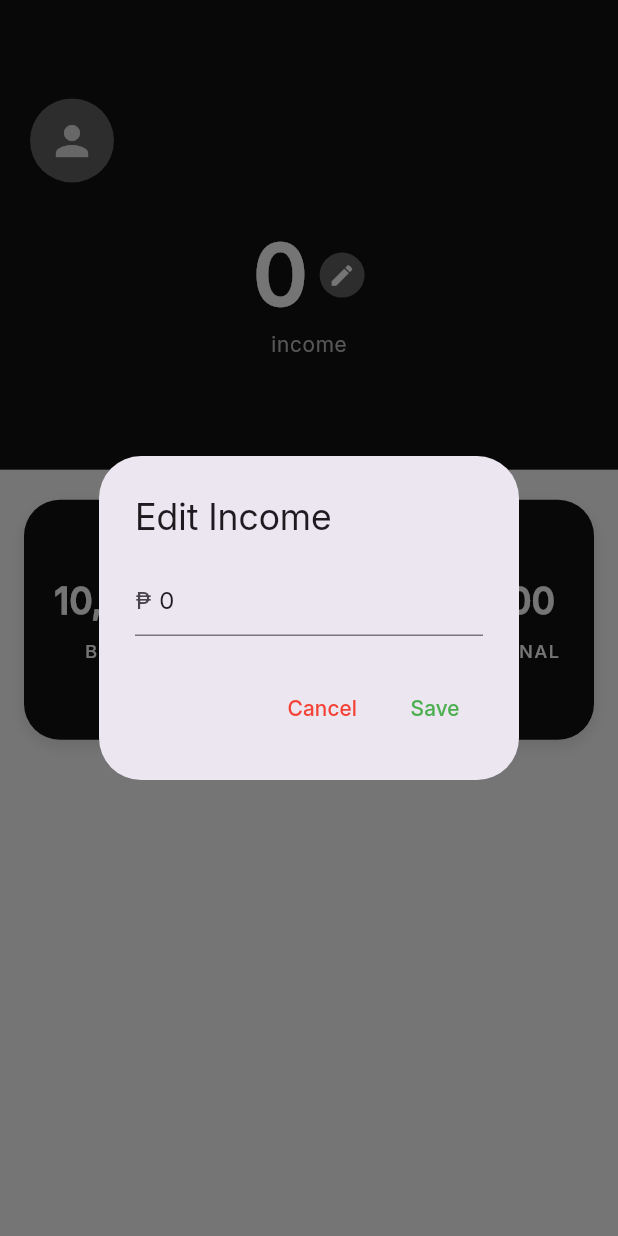
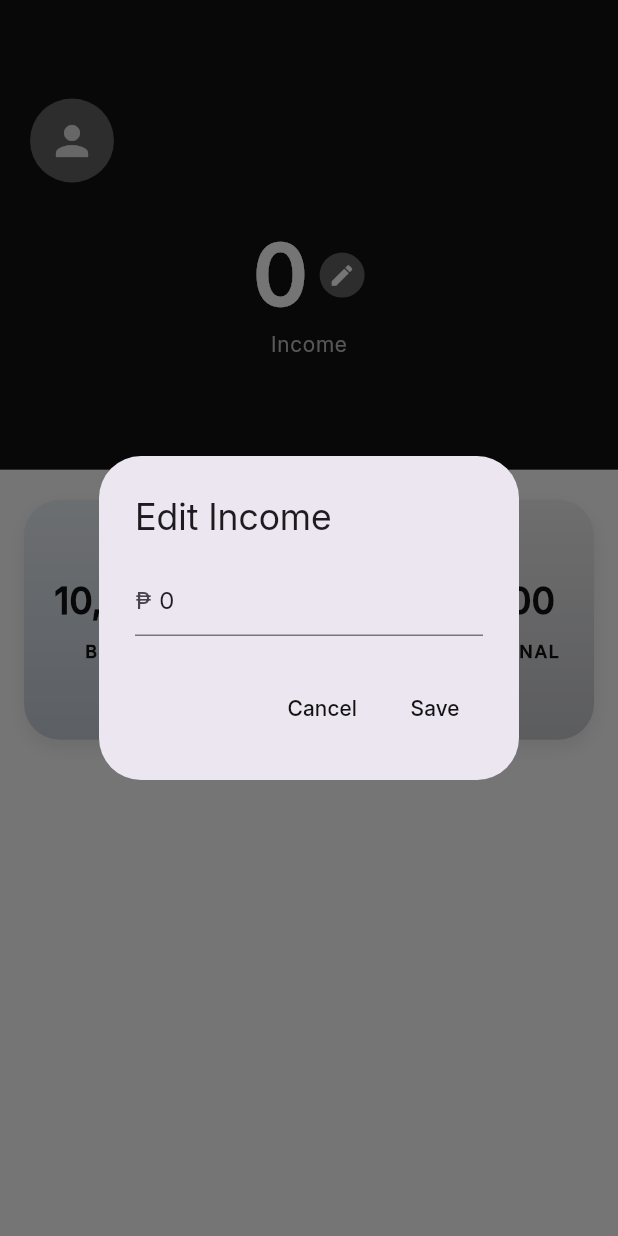
Before and after one commit to wbcjep0108/Journey-To-Balance, a Flutter app: the HomePage screen opened directly, after a tap on the "edit" icon, on a phone screen of 412 x 824 dp. Run offline on Flutter 3.47's test engine with Material 3 defaults, Android fonts, the phone set to English and light mode, and no system bars; our stand-ins replace firebase_auth, firebase_core, google_sign_in; accounts and stored records are empty.

Commit message:
added some color gradient

```diff
--- a/lib/screens/home/home_page.dart
+++ b/lib/screens/home/home_page.dart
@@ -32,7 +32,7 @@ class _HomePageState extends State<HomePage> {
           TextButton(
             onPressed: () => Navigator.pop(context),
             style: TextButton.styleFrom(
-              foregroundColor: Colors.red, // Cancel text color
+              foregroundColor:  const Color(0xFF121212),
             ),
             child: const Text('Cancel'),
           ),
@@ -45,7 +45,7 @@ class _HomePageState extends State<HomePage> {
               Navigator.pop(context);
             },
              style: TextButton.styleFrom(
-             foregroundColor: Colors.green,),
+             foregroundColor:  const Color(0xFF121212),),
             child: const Text('Save'),
           ),
         ],
@@ -159,7 +159,7 @@ class _HomePageState extends State<HomePage> {
                         const SizedBox(height: 8),
                         // Label below balance
                         Text(
-                          'income',
+                          'Income',
                           style: TextStyle(
                             fontSize: 14,
                             fontWeight: FontWeight.w400,
@@ -186,24 +186,34 @@ class _HomePageState extends State<HomePage> {
                     child: _BuildGridCard(
                       amount: '10,000',
                       label: 'BILLS',
+                      gradientColors: const [
+                        Color(0xFFEBF0F5),
+                        Color(0xFFC8D1DC),
+                      ],
                     ),
                   ),
                   const SizedBox(width: 12),
 
-                  // Savings Card
                   Expanded(
                     child: _BuildGridCard(
                       amount: '8,500',
                       label: 'SAVINGS',
+                      gradientColors: const [
+                        Color(0xFFEAF2EC),
+                        Color(0xFFBAC7BD),
+                      ],
                     ),
                   ),
                   const SizedBox(width: 12),
 
-                  // Personal Card
                   Expanded(
                     child: _BuildGridCard(
                       amount: '5,500',
                       label: 'PERSONAL',
+                      gradientColors: const [
+                        Color(0xFFF0F0F0),
+                        Color(0xFFC8C9CE),
+                      ],
                     ),
                   ),
                 ],
@@ -222,10 +232,13 @@ class _HomePageState extends State<HomePage> {
 class _BuildGridCard extends StatelessWidget {
   final String amount;
   final String label;
+  final List<Color> gradientColors;
 
   const _BuildGridCard({
+    super.key,
     required this.amount,
     required this.label,
+    required this.gradientColors,
   });
 
   @override
@@ -233,13 +246,17 @@ class _BuildGridCard extends StatelessWidget {
     return Container(
       height: 160,
       decoration: BoxDecoration(
-        color: const Color(0xFF121212),
+        gradient: LinearGradient(
+          begin: Alignment.topCenter,
+          end: Alignment.bottomCenter,
+          colors: gradientColors,
+        ),
         borderRadius: BorderRadius.circular(24),
         boxShadow: [
           BoxShadow(
-            color: Colors.black.withOpacity(0.1),
-            blurRadius: 8,
-            offset: const Offset(0, 4),
+            color: Colors.black.withOpacity(0.08),
+            blurRadius: 10,
+            offset: const Offset(0, 5),
           ),
         ],
       ),
@@ -252,7 +269,7 @@ class _BuildGridCard extends StatelessWidget {
               style: const TextStyle(
                 fontSize: 24,
                 fontWeight: FontWeight.bold,
-                color: Colors.white,
+                color: Color(0xFF121212), // Dark text
               ),
             ),
             const SizedBox(height: 8),
@@ -260,8 +277,8 @@ class _BuildGridCard extends StatelessWidget {
               label,
               style: const TextStyle(
                 fontSize: 12,
-                fontWeight: FontWeight.w600,
-                color: Colors.white,
+                fontWeight: FontWeight.w700,
+                color: Color(0xFF121212), // Dark text
                 letterSpacing: 1.2,
               ),
             ),
```
